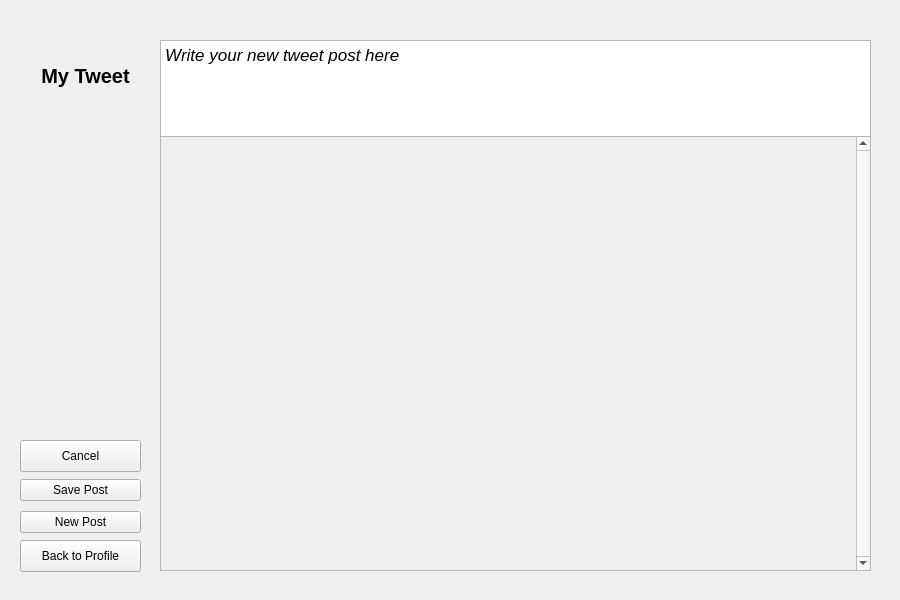
First picture: the form in GUI/tweetgui.ui, repository thanhmvu/RocketRapport, before the edit.
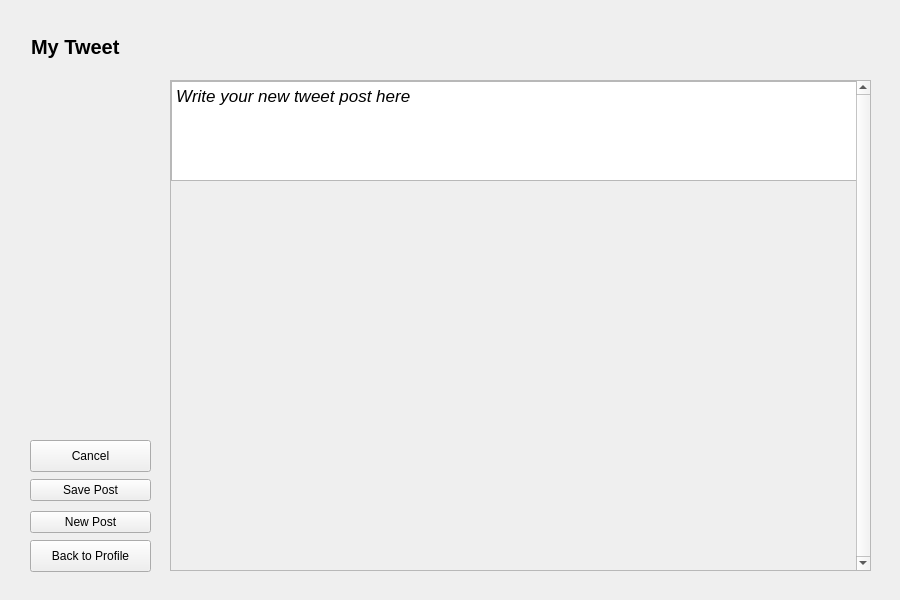
Second picture: the form after the edit.

Commit message: Hide newPost button for Guest viewer. Modify GUI look

What changed in the file:
```diff
--- a/GUI/tweetgui.ui
+++ b/GUI/tweetgui.ui
@@ -16,7 +16,7 @@
   <widget class="QPushButton" name="pushButton_cancel">
    <property name="geometry">
     <rect>
-     <x>20</x>
+     <x>30</x>
      <y>440</y>
      <width>121</width>
      <height>32</height>
@@ -41,7 +41,7 @@
   <widget class="QPushButton" name="pushButton_back_to_profile">
    <property name="geometry">
     <rect>
-     <x>20</x>
+     <x>30</x>
      <y>540</y>
      <width>121</width>
      <height>32</height>
@@ -66,7 +66,7 @@
   <widget class="QWidget" name="layoutWidget">
    <property name="geometry">
     <rect>
-     <x>20</x>
+     <x>30</x>
      <y>475</y>
      <width>123</width>
      <height>62</height>
@@ -113,74 +113,16 @@
     </item>
    </layout>
   </widget>
-  <widget class="QWidget" name="layoutWidget_3">
-   <property name="geometry">
-    <rect>
-     <x>20</x>
-     <y>30</y>
-     <width>131</width>
-     <height>91</height>
-    </rect>
-   </property>
-   <layout class="QVBoxLayout" name="verticalLayout_6">
-    <item>
-     <widget class="QLabel" name="label_">
-      <property name="font">
-       <font>
-        <pointsize>15</pointsize>
-        <weight>75</weight>
-        <bold>true</bold>
-       </font>
-      </property>
-      <property name="text">
-       <string>My Tweet</string>
-      </property>
-      <property name="alignment">
-       <set>Qt::AlignCenter</set>
-      </property>
-     </widget>
-    </item>
-   </layout>
-  </widget>
   <widget class="QWidget" name="layoutWidget">
    <property name="geometry">
     <rect>
-     <x>160</x>
-     <y>30</y>
-     <width>711</width>
-     <height>541</height>
+     <x>170</x>
+     <y>80</y>
+     <width>701</width>
+     <height>491</height>
     </rect>
    </property>
    <layout class="QVBoxLayout" name="verticalLayout_5">
-    <item>
-     <widget class="QTextEdit" name="textEdit_newPost_2">
-      <property name="sizePolicy">
-       <sizepolicy hsizetype="Expanding" vsizetype="Fixed">
-        <horstretch>0</horstretch>
-        <verstretch>0</verstretch>
-       </sizepolicy>
-      </property>
-      <property name="minimumSize">
-       <size>
-        <width>0</width>
-        <height>100</height>
-       </size>
-      </property>
-      <property name="maximumSize">
-       <size>
-        <width>16777215</width>
-        <height>80</height>
-       </size>
-      </property>
-      <property name="html">
-       <string>&lt;!DOCTYPE HTML PUBLIC &quot;-//W3C//DTD HTML 4.0//EN&quot; &quot;http://www.w3.org/TR/REC-html40/strict.dtd&quot;&gt;
-&lt;html&gt;&lt;head&gt;&lt;meta name=&quot;qrichtext&quot; content=&quot;1&quot; /&gt;&lt;style type=&quot;text/css&quot;&gt;
-p, li { white-space: pre-wrap; }
-&lt;/style&gt;&lt;/head&gt;&lt;body style=&quot; font-family:'.SF NS Text'; font-size:13pt; font-weight:400; font-style:normal;&quot;&gt;
-&lt;p style=&quot; margin-top:0px; margin-bottom:0px; margin-left:0px; margin-right:0px; -qt-block-indent:0; text-indent:0px;&quot;&gt;&lt;span style=&quot; font-style:italic;&quot;&gt;Write your new tweet post here&lt;/span&gt;&lt;/p&gt;&lt;/body&gt;&lt;/html&gt;</string>
-      </property>
-     </widget>
-    </item>
     <item>
      <widget class="QScrollArea" name="scrollArea_2">
       <property name="sizePolicy">
@@ -212,15 +154,73 @@
         <rect>
          <x>0</x>
          <y>0</y>
-         <width>692</width>
-         <height>427</height>
+         <width>684</width>
+         <height>487</height>
         </rect>
        </property>
+       <widget class="QTextEdit" name="textEdit_newPost_2">
+        <property name="geometry">
+         <rect>
+          <x>0</x>
+          <y>0</y>
+          <width>709</width>
+          <height>100</height>
+         </rect>
+        </property>
+        <property name="sizePolicy">
+         <sizepolicy hsizetype="Expanding" vsizetype="Fixed">
+          <horstretch>0</horstretch>
+          <verstretch>0</verstretch>
+         </sizepolicy>
+        </property>
+        <property name="minimumSize">
+         <size>
+          <width>0</width>
+          <height>100</height>
+         </size>
+        </property>
+        <property name="maximumSize">
+         <size>
+          <width>16777215</width>
+          <height>80</height>
+         </size>
+        </property>
+        <property name="html">
+         <string>&lt;!DOCTYPE HTML PUBLIC &quot;-//W3C//DTD HTML 4.0//EN&quot; &quot;http://www.w3.org/TR/REC-html40/strict.dtd&quot;&gt;
+&lt;html&gt;&lt;head&gt;&lt;meta name=&quot;qrichtext&quot; content=&quot;1&quot; /&gt;&lt;style type=&quot;text/css&quot;&gt;
+p, li { white-space: pre-wrap; }
+&lt;/style&gt;&lt;/head&gt;&lt;body style=&quot; font-family:'Sans'; font-size:10pt; font-weight:400; font-style:normal;&quot;&gt;
+&lt;p style=&quot; margin-top:0px; margin-bottom:0px; margin-left:0px; margin-right:0px; -qt-block-indent:0; text-indent:0px;&quot;&gt;&lt;span style=&quot; font-family:'.SF NS Text'; font-size:13pt; font-style:italic;&quot;&gt;Write your new tweet post here&lt;/span&gt;&lt;/p&gt;&lt;/body&gt;&lt;/html&gt;</string>
+        </property>
+       </widget>
       </widget>
      </widget>
     </item>
    </layout>
   </widget>
+  <widget class="QLabel" name="label_">
+   <property name="geometry">
+    <rect>
+     <x>31</x>
+     <y>21</y>
+     <width>841</width>
+     <height>51</height>
+    </rect>
+   </property>
+   <property name="font">
+    <font>
+     <pointsize>15</pointsize>
+     <weight>75</weight>
+     <bold>true</bold>
+    </font>
+   </property>
+   <property name="text">
+    <string>My Tweet</string>
+   </property>
+   <property name="alignment">
+    <set>Qt::AlignLeading|Qt::AlignLeft|Qt::AlignVCenter</set>
+   </property>
+  </widget>
  </widget>
  <resources/>
  <connections/>
```
The commit also changes 3 other files.
